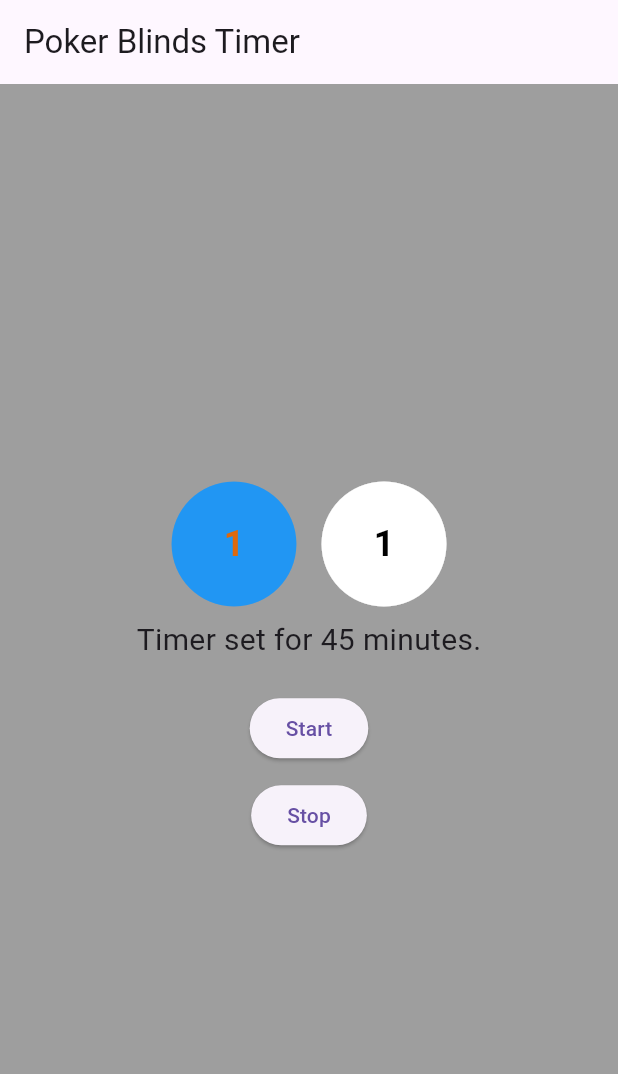
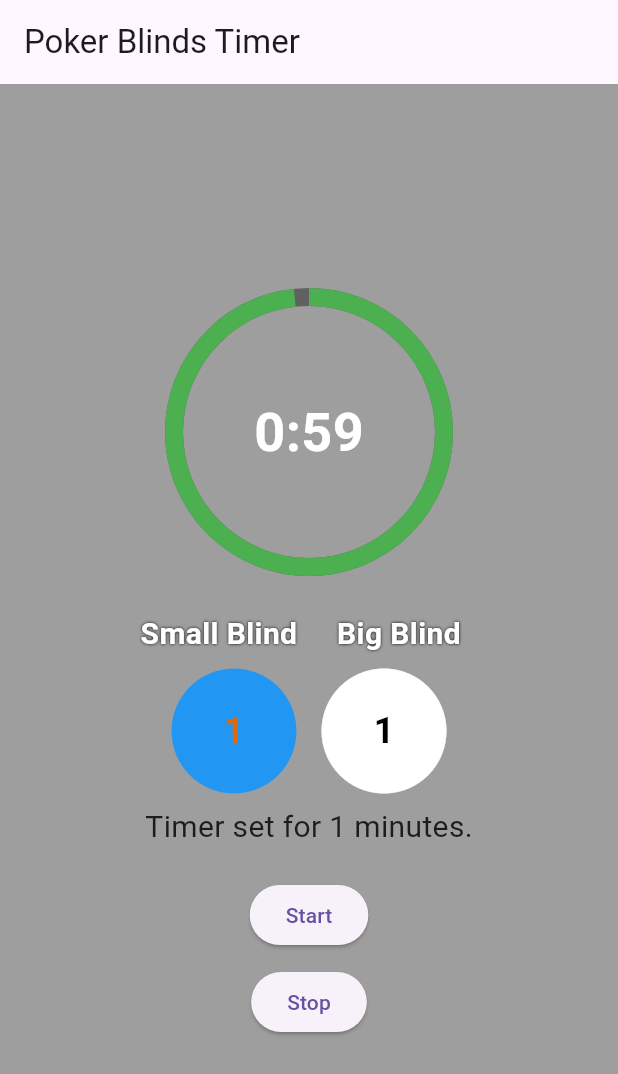
Before and after one commit to wpieters/poker-timer-app-flutter, a Flutter app: the screen it shows after launch, after a tap on "Start", on a phone screen of 412 x 824 dp. Shown: the top 1074 px of the screen. Run offline on Flutter 3.47's test engine with Material 3 defaults, Android fonts, the phone set to English and light mode, and no system bars.

Commit message:
feat: add timer progress indicator

```diff
--- a/lib/main.dart
+++ b/lib/main.dart
@@ -24,9 +24,11 @@ class TimerHomePage extends StatefulWidget {
 }
 
 class _TimerHomePageState extends State<TimerHomePage> {
-  List<int> intervals = [45, 45, 30, 30, 15, 15];
+  List<int> intervals = [1, 1, 1, 1, 1, 1];
   int? currentInterval;
   Timer? _timer;
+  Timer? _countdownTimer;
+  int _remainingSeconds = 0;
   String message = "Press start to begin timer.";
   List<BlindColors> blindColorsList = [
     BlindColors(smallBlind: Colors.blue, bigBlind: Colors.white, bigCount: 1),
@@ -62,12 +64,26 @@ class _TimerHomePageState extends State<TimerHomePage> {
       _timer!.cancel();
       _timer = null;
     }
+    if (_countdownTimer != null) {
+      _countdownTimer!.cancel();
+      _countdownTimer = null;
+    }
 
     if (intervals.isNotEmpty) {
       currentInterval = intervals.removeAt(0);
     } else {
       currentInterval = 10;
     }
+
+    _remainingSeconds = currentInterval! * 60;
+
+    _countdownTimer = Timer.periodic(const Duration(seconds: 1), (timer) {
+      setState(() {
+        if (_remainingSeconds > 0) {
+          _remainingSeconds--;
+        }
+      });
+    });
 
     _timer = Timer(Duration(minutes: currentInterval!), () {
       setState(() {
@@ -85,6 +101,8 @@ class _TimerHomePageState extends State<TimerHomePage> {
   void _stopTimer() {
     _timer?.cancel();
     _timer = null;
+    _countdownTimer?.cancel();
+    _countdownTimer = null;
     setState(() {
       message = "Timer stopped.";
       intervals = [45, 45, 30, 30, 15, 15];
@@ -103,11 +121,49 @@ class _TimerHomePageState extends State<TimerHomePage> {
         child: Column(
           mainAxisAlignment: MainAxisAlignment.center,
           children: <Widget>[
-            Row(
-              mainAxisAlignment: MainAxisAlignment.center,
+            Column(
+              mainAxisSize: MainAxisSize.min,
               children: [
-                buildBlindIcon(currentBlinds.smallBlind, currentBlinds.getSmallCount()), // Small blind icon
-                buildBlindIcon(currentBlinds.bigBlind, currentBlinds.getBigCount()), // Big blind icon
+                SizedBox(
+                  height: 200,
+                  width: 200,
+                  child: Stack(
+                    alignment: Alignment.center,
+                    children: [
+                      SizedBox(
+                        height: 180,
+                        width: 180,
+                        child: CircularProgressIndicator(
+                          value: currentInterval != null ? _remainingSeconds / (currentInterval! * 60) : 0,
+                          strokeWidth: 12,
+                          backgroundColor: Colors.grey[700],
+                          valueColor: const AlwaysStoppedAnimation<Color>(Colors.green),
+                        ),
+                      ),
+                      Text(
+                        currentInterval != null
+                            ? '${(_remainingSeconds / 60).floor()}:${(_remainingSeconds % 60).toString().padLeft(2, '0')}'
+                            : '--:--',
+                        style: const TextStyle(fontSize: 36, color: Colors.white, fontWeight: FontWeight.bold),
+                      ),
+                    ],
+                  ),
+                ),
+                const SizedBox(height: 20),
+                Row(
+                  mainAxisAlignment: MainAxisAlignment.center,
+                  children: const [
+                    SizedBox(width: 120, child: Text('Small Blind', textAlign: TextAlign.center, style: TextStyle(fontSize: 20, color: Colors.white, fontWeight: FontWeight.bold, shadows: [Shadow(color: Colors.black, blurRadius: 2)]))),
+                    SizedBox(width: 120, child: Text('Big Blind', textAlign: TextAlign.center, style: TextStyle(fontSize: 20, color: Colors.white, fontWeight: FontWeight.bold, shadows: [Shadow(color: Colors.black, blurRadius: 2)]))),
+                  ],
+                ),
+                Row(
+                  mainAxisAlignment: MainAxisAlignment.center,
+                  children: [
+                    buildBlindIcon(currentBlinds.smallBlind, currentBlinds.getSmallCount()), // Small blind icon
+                    buildBlindIcon(currentBlinds.bigBlind, currentBlinds.getBigCount()), // Big blind icon
+                  ],
+                ),
               ],
             ),
             Text(
```
